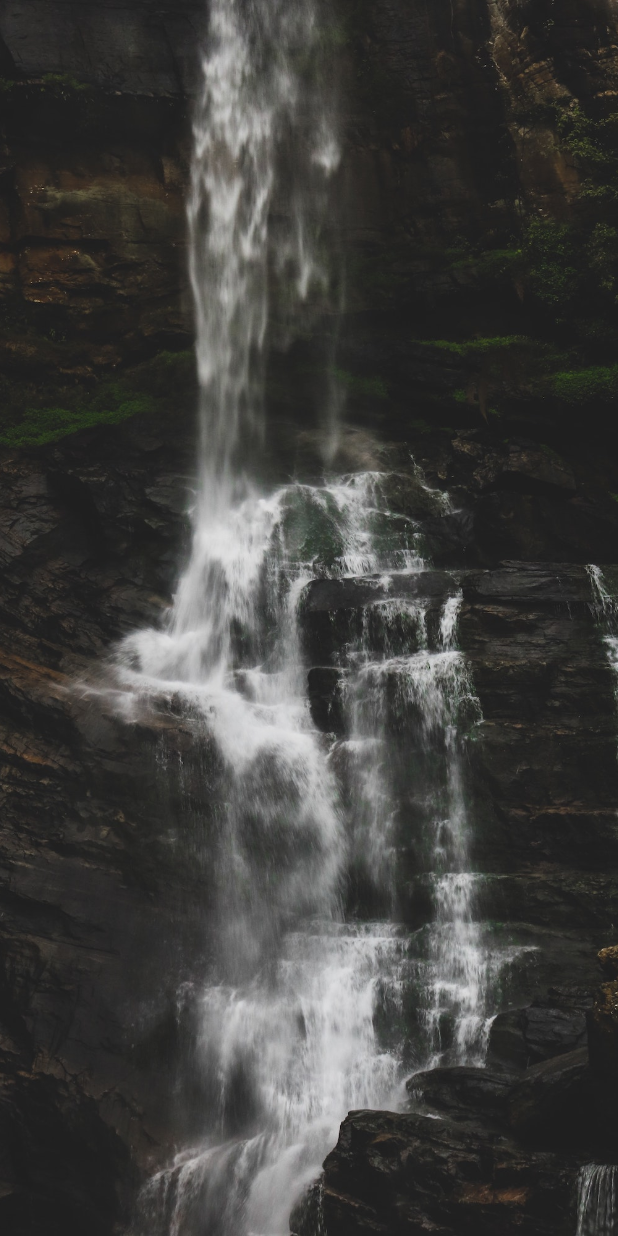
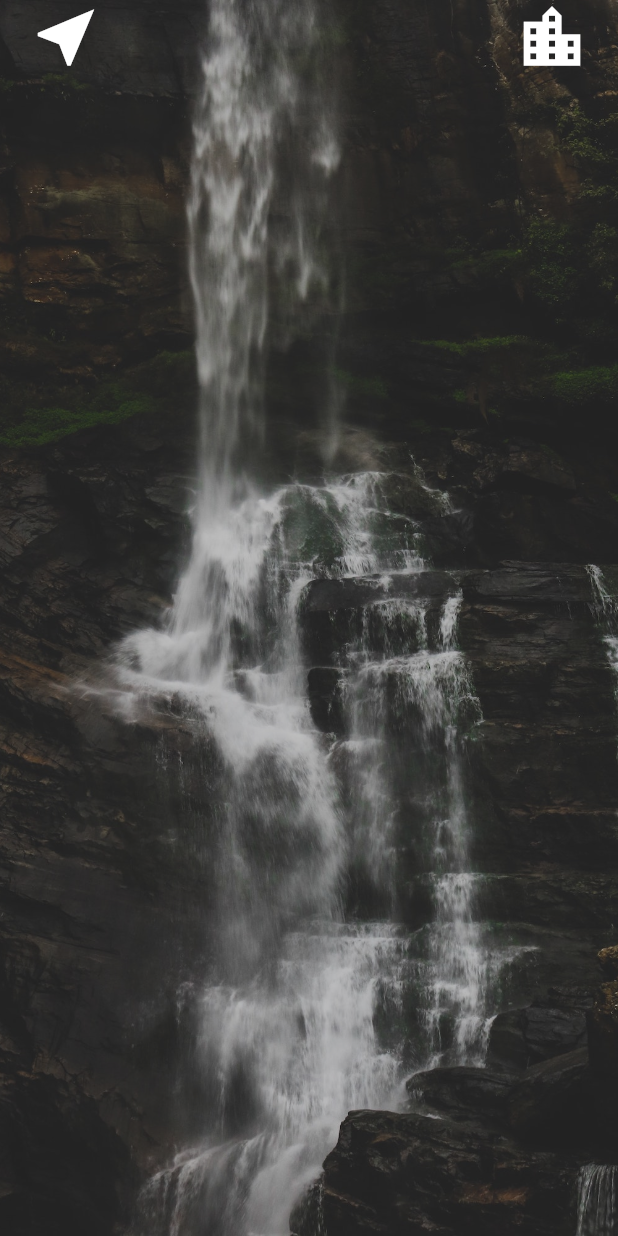
Before and after one commit to DevXanderCode/clima-flutter, a Flutter app: the screen it shows after launch, on a phone screen of 412 x 824 dp. Run offline on Flutter 3.47's test engine with Material 2 defaults, Android fonts, the phone set to English and light mode, and no system bars.

Commit message:
added icon buttons to the location screen

```diff
--- a/lib/screens/location_screen.dart
+++ b/lib/screens/location_screen.dart
@@ -13,10 +13,42 @@ class _LocationScreenState extends State<LocationScreen> {
   Widget build(BuildContext context) {
     return Scaffold(
       body: Container(
-        decoration: const BoxDecoration(
+        decoration: BoxDecoration(
           image: DecorationImage(
-            image: AssetImage('images/location_background.jpg'),
+            image: const AssetImage('images/location_background.jpg'),
             fit: BoxFit.cover,
+            colorFilter: ColorFilter.mode(
+              Colors.white.withOpacity(0.8),
+              BlendMode.dstATop,
+            ),
+          ),
+        ),
+        constraints: BoxConstraints.expand(),
+        child: SafeArea(
+          child: Column(
+            mainAxisAlignment: MainAxisAlignment.spaceBetween,
+            crossAxisAlignment: CrossAxisAlignment.stretch,
+            children: <Widget>[
+              Row(
+                mainAxisAlignment: MainAxisAlignment.spaceBetween,
+                children: <Widget>[
+                  MaterialButton(
+                    onPressed: () {},
+                    child: const Icon(
+                      Icons.near_me,
+                      size: 50.0,
+                    ),
+                  ),
+                  MaterialButton(
+                    onPressed: () {},
+                    child: const Icon(
+                      Icons.location_city,
+                      size: 50.0,
+                    ),
+                  ),
+                ],
+              ),
+            ],
           ),
         ),
       ),
```
